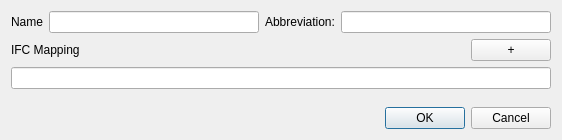
Qt form src/som_gui/qt_designs/ObjectInfoWidget.ui (c-mellueh/SOM-Toolkit) before a commit.
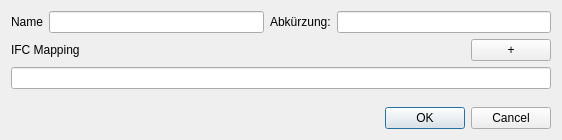
The same form after that commit.

The edit to the form file:
```diff
--- a/src/som_gui/qt_designs/ObjectInfoWidget.ui
+++ b/src/som_gui/qt_designs/ObjectInfoWidget.ui
@@ -35,7 +35,7 @@
      <item>
       <widget class="QLabel" name="label_abbreviation">
        <property name="text">
-        <string>Abbreviation:</string>
+        <string>Abkürzung:</string>
        </property>
       </widget>
      </item>
```
